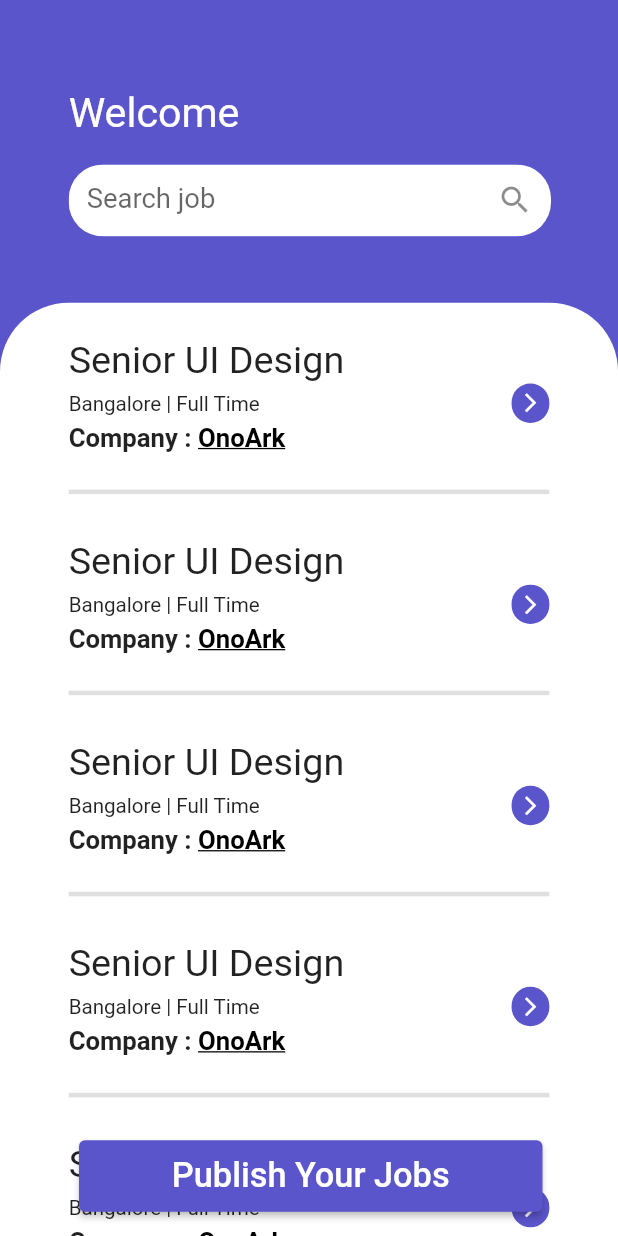
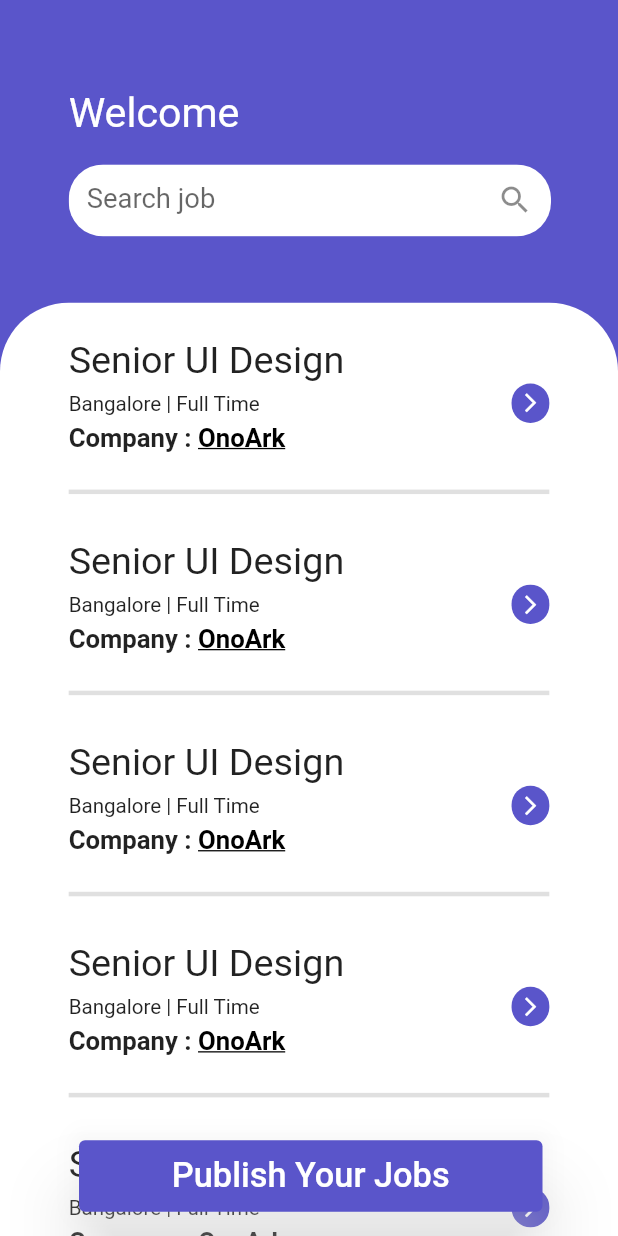
Before and after one commit to GeorgeAmany/Hire_My_Team, a Flutter app: the screen it shows after launch, on a phone screen of 412 x 824 dp. Run offline on Flutter 3.47's test engine with Material 2 defaults, Android fonts, the phone set to English and light mode, and no system bars; our stand-ins replace animated_splash_screen, flutter_screenutil.

Commit message:
Update view.dart

```diff
--- a/lib/screens/home/view.dart
+++ b/lib/screens/home/view.dart
@@ -69,11 +69,15 @@ class HomeScreen extends StatelessWidget {
               backgroundColor: const MaterialStatePropertyAll(
                 Color(0xff5A55CA),
               ),
+              shadowColor: MaterialStatePropertyAll(Colors.white),
+              elevation: MaterialStatePropertyAll(20),
+
             ),
             child: Text(
               'Publish Your Jobs',
               style: TextStyle(fontSize: 20.sp),
             ),
+
           ),
         ),
       ),
```
